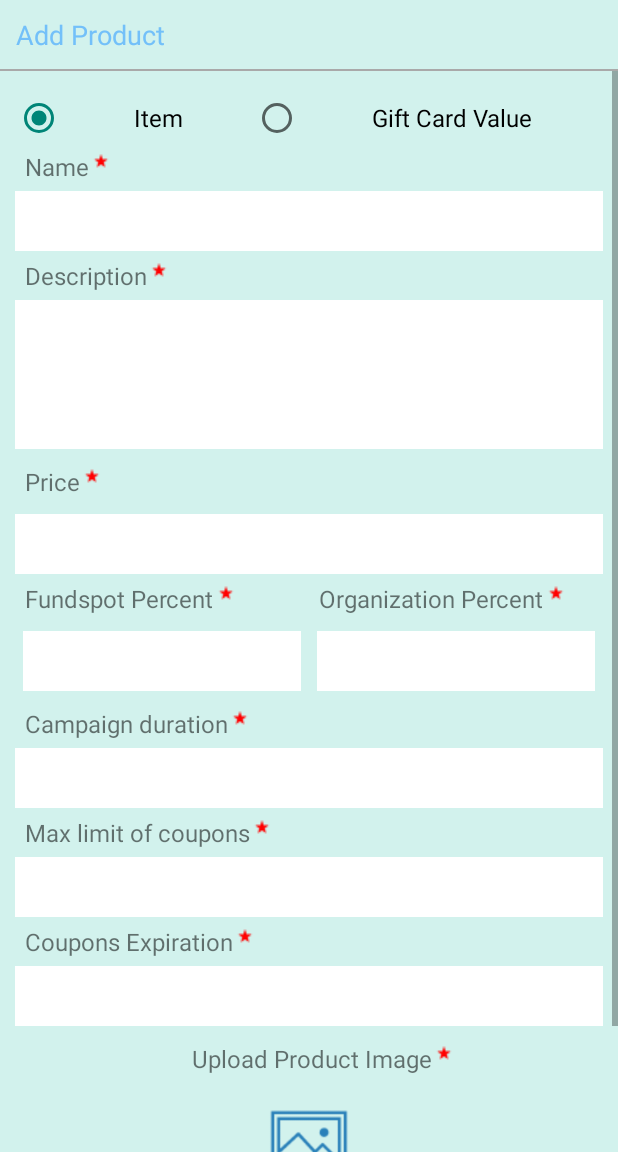
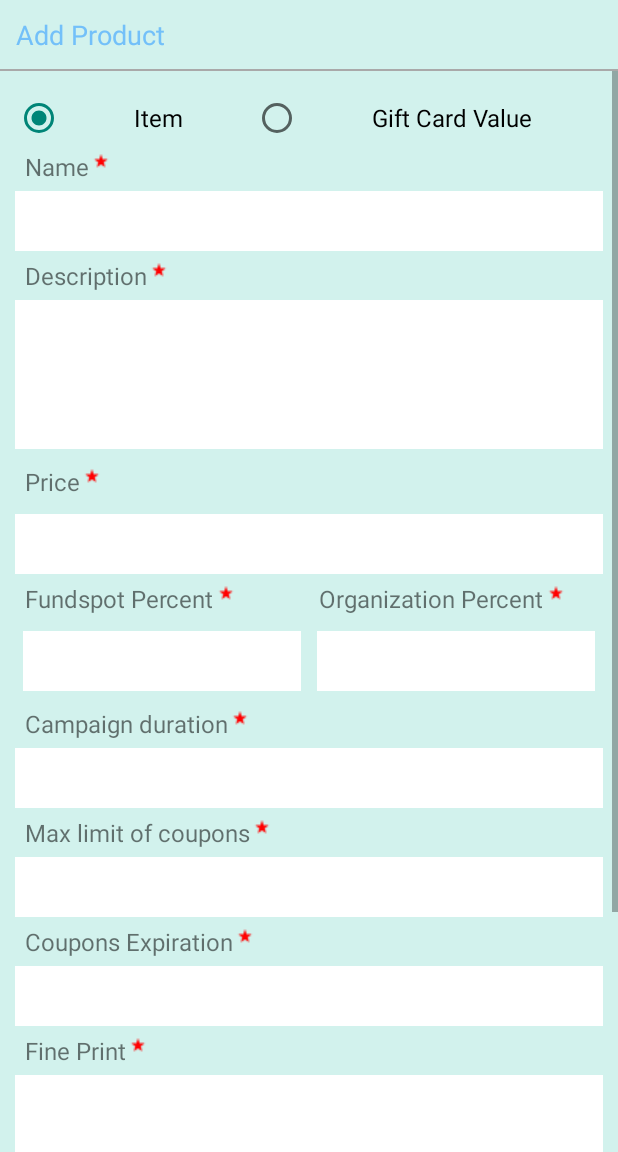
Before and after one commit to vashisthumesh/Fundit, an Android app: the AddProductActivity screen opened directly, with no data from a screen before it, on a phone screen of 412 x 824 dp, the part 84-1236 px from its top. Run offline under Robolectric (Android 15) with nearby library versions, the phone set to English and light mode, and no system bars; our stand-ins replace Picasso; pictures from the network do not load.

Commit message:
screens from umeshand services

```diff
--- a/app/src/main/java/com/fundit/apis/AdminAPI.java
+++ b/app/src/main/java/com/fundit/apis/AdminAPI.java
@@ -74,7 +74,7 @@ public interface AdminAPI {
 
     @Multipart
     @POST(W.ADD_PRODUCT)
-    Call<AppModel> addMyProduct(@Part(W.KEY_USERID) String userID, @Part(W.KEY_TOKEN) String tokenHash, @Part("type_id") String typeID, @Part("name") String name, @Part("description") String description, @Part("price") String price, @Part("fundspot_percent") String fundSpotPercent, @Part("organization_percent") String orgPercent, @Part("campaign_duration") String campaignDuration, @Part("max_limit_of_coupons") String maxLimitCoupons, @Part("coupon_expire_day") String couponExpiryDay, @Part MultipartBody.Part productImage);
+    Call<AppModel> addMyProduct(@Part(W.KEY_USERID) String userID, @Part(W.KEY_TOKEN) String tokenHash, @Part("type_id") String typeID, @Part("name") String name, @Part("description") String description, @Part("price") String price, @Part("fundspot_percent") String fundSpotPercent, @Part("organization_percent") String orgPercent, @Part("campaign_duration") String campaignDuration, @Part("max_limit_of_coupons") String maxLimitCoupons, @Part("coupon_expire_day") String couponExpiryDay,@Part("fine_print")String fine_print, @Part MultipartBody.Part productImage);
 
     @FormUrlEncoded
     @POST(W.LIST_PRODUCT)
--- a/app/src/main/java/com/fundit/fundspot/AddProductActivity.java
+++ b/app/src/main/java/com/fundit/fundspot/AddProductActivity.java
@@ -33,7 +33,7 @@ import retrofit2.Response;
 public class AddProductActivity extends AppCompatActivity {
 
     private static final int IMAGE_REQUEST = 155;
-    EditText edt_productName, edt_description, edt_price, edt_fundSplit, edt_organizationSplit, edt_campaignDuration, edt_couponExpireDay, edt_maxLimitCoupon;
+    EditText edt_productName, edt_description, edt_price, edt_fundSplit, edt_organizationSplit, edt_campaignDuration, edt_couponExpireDay, edt_maxLimitCoupon,edt_fine_print;
 
     ImageView img_productImage;
     Button btn_cancel, btn_addProduct;
@@ -67,6 +67,8 @@ public class AddProductActivity extends AppCompatActivity {
         edt_campaignDuration = (EditText) findViewById(R.id.edt_campaignDuration);
         edt_couponExpireDay = (EditText) findViewById(R.id.edt_couponExpireDay);
         edt_maxLimitCoupon = (EditText) findViewById(R.id.edt_maxLimitCoupon);
+
+        edt_fine_print=(EditText)findViewById(R.id.edt_fine_print);
 
         img_productImage = (ImageView) findViewById(R.id.img_productImage);
         rg_productType = (RadioGroup) findViewById(R.id.rg_productType);
@@ -102,6 +104,8 @@ public class AddProductActivity extends AppCompatActivity {
                 String maxLimitCoupon = edt_maxLimitCoupon.getText().toString().trim();
                 String couponExpiryDays = edt_couponExpireDay.getText().toString().trim();
 
+                String fine_print=edt_fine_print.getText().toString().trim();
+
                 float productPrice = Float.parseFloat(price.isEmpty() ? "0" : price);
                 float fundSplitPer = Float.parseFloat(fundSplit.isEmpty() ? "0" : fundSplit);
                 float orgSplitPer = Float.parseFloat(orgSplit.isEmpty() ? "0" : orgSplit);
@@ -135,7 +139,7 @@ public class AddProductActivity extends AppCompatActivity {
                     String typeID = checkedTypeID == R.id.rdo_typeItem ? C.TYPE_PRODUCT : C.TYPE_GIFTCARD;
 
                     dialog.show();
-                    Call<AppModel> addProductCall = adminAPI.addMyProduct(preference.getUserID(), preference.getTokenHash(), typeID, name, description, price, fundSplit, orgSplit, campaignDuration, maxLimitCoupon, couponExpiryDays, ServiceGenerator.prepareFilePart("image", imagePath));
+                    Call<AppModel> addProductCall = adminAPI.addMyProduct(preference.getUserID(), preference.getTokenHash(), typeID, name, description, price, fundSplit, orgSplit, campaignDuration, maxLimitCoupon, couponExpiryDays,fine_print, ServiceGenerator.prepareFilePart("image", imagePath));
                     addProductCall.enqueue(new Callback<AppModel>() {
                         @Override
                         public void onResponse(Call<AppModel> call, Response<AppModel> response) {
--- a/app/src/main/res/layout/activity_add_product.xml
+++ b/app/src/main/res/layout/activity_add_product.xml
@@ -256,7 +256,24 @@
                 android:inputType="number"
                 android:padding="5dp"
                 android:textColor="@color/black"/>
+            <TextView
+                android:layout_width="wrap_content"
+                android:layout_height="wrap_content"
+                android:layout_marginLeft="1dp"
+                android:drawableRight="@drawable/star"
+                android:padding="5dp"
+                android:text="Fine Print"
+                android:textSize="16sp"/>
 
+            <EditText
+                android:id="@+id/edt_fine_print"
+                android:layout_width="match_parent"
+                android:layout_height="wrap_content"
+                android:lines="3"
+                android:background="@color/white"
+                android:inputType="textMultiLine"
+                android:padding="5dp"
+                android:textColor="@color/black"/>
             <TextView
                 android:id="@+id/tv_fund_uplode_photo"
                 android:layout_width="wrap_content"
```
Also changed, not shown: app/src/main/res/layout/activity_fund_spot_profile.xml (+8 -9 lines). Lines whose indentation alone changed are shown as unchanged.
